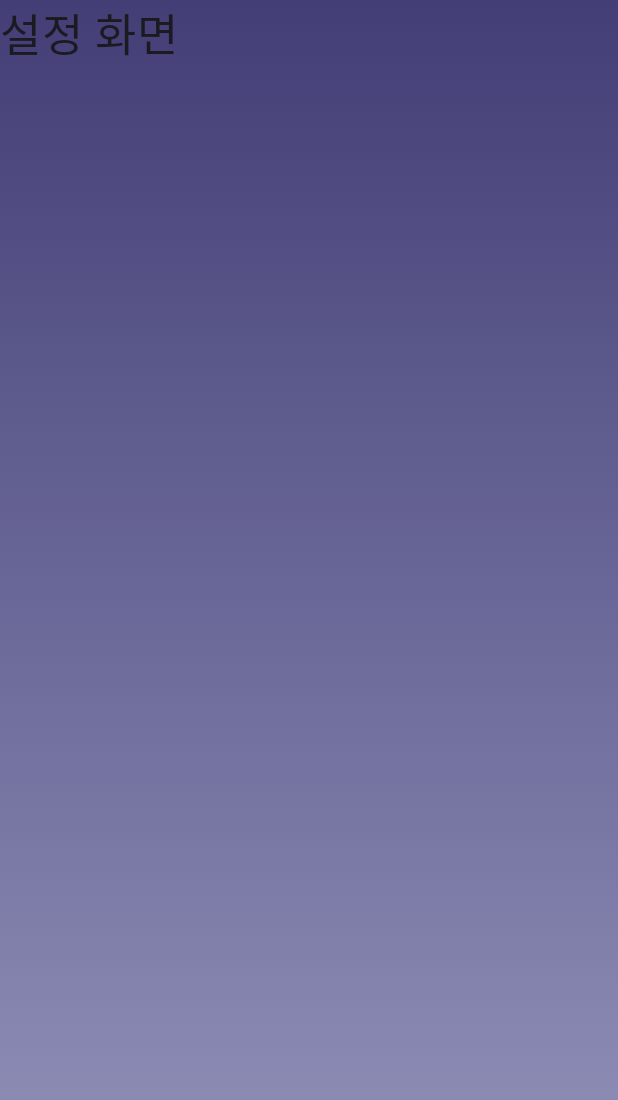
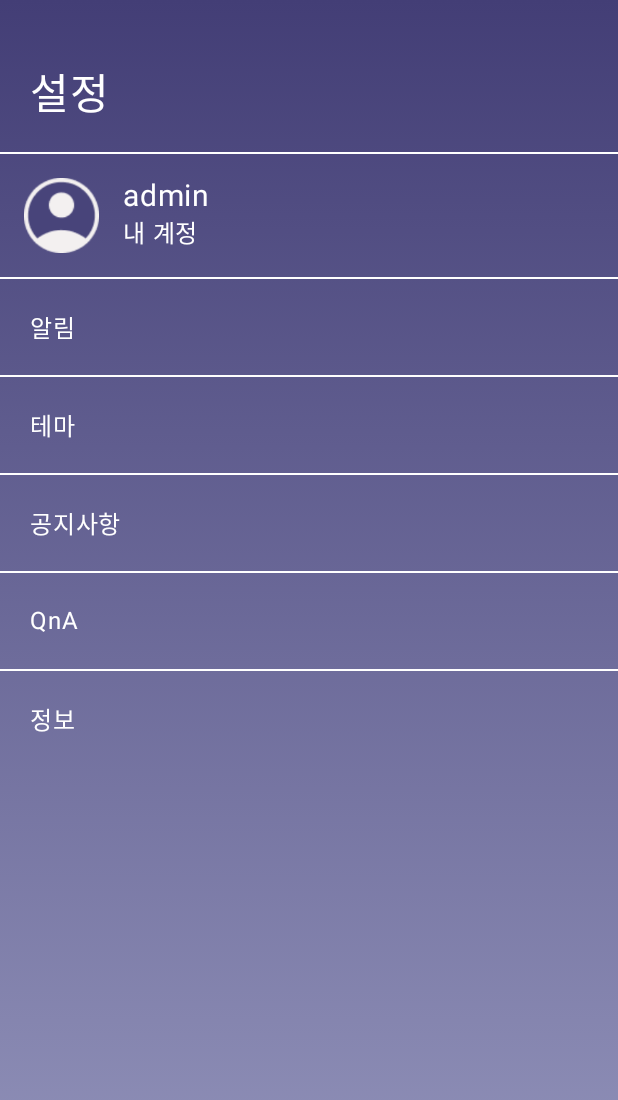
Before and after one commit to JNU-econovation/smool-AOS, an Android app built with Jetpack Compose: the composable SettingScreen shown on its own in the app's theme, on a phone screen of 412 x 824 dp. Shown: the top 1100 px of the screen. Run offline under Robolectric (Android 15) with nearby library versions, the phone set to English and light mode, and no system bars.

Commit message:
feat: 설정 화면 ui 구현

```diff
--- a/app/src/main/java/com/example/moodtraker/screen/SettingScreen.kt
+++ b/app/src/main/java/com/example/moodtraker/screen/SettingScreen.kt
@@ -1,14 +1,29 @@
 package com.example.moodtraker.screen
 
+import androidx.compose.foundation.Image
 import androidx.compose.foundation.background
 import androidx.compose.foundation.layout.Box
+import androidx.compose.foundation.layout.Column
+import androidx.compose.foundation.layout.Row
+import androidx.compose.foundation.layout.Spacer
 import androidx.compose.foundation.layout.fillMaxSize
+import androidx.compose.foundation.layout.height
+import androidx.compose.foundation.layout.padding
+import androidx.compose.foundation.layout.size
+import androidx.compose.foundation.layout.width
+import androidx.compose.material3.Divider
 import androidx.compose.material3.Text
 import androidx.compose.runtime.Composable
+import androidx.compose.ui.Alignment
 import androidx.compose.ui.Modifier
 import androidx.compose.ui.graphics.Brush
 import androidx.compose.ui.graphics.Color
+import androidx.compose.ui.res.painterResource
+import androidx.compose.ui.tooling.preview.Preview
+import androidx.compose.ui.unit.dp
 import androidx.compose.ui.unit.sp
+import com.example.moodtraker.R
+import com.example.moodtraker.ui.theme.MoodtrakerTheme
 
 
 @Composable
@@ -25,10 +40,63 @@ fun SettingScreen(){
                 )
             )
     ) {
-        Text(
-            text = "설정 화면",
-            fontSize = 30.sp
-        )
+        SettingContent()
     }
 
 }
+
+@Composable
+fun SettingContent() {
+
+    Column(
+
+        modifier = Modifier
+            .fillMaxSize()
+
+
+    ) {
+        Spacer(modifier = Modifier.height(20.dp))
+        Text(
+            text = "설정",
+            color = Color.White,
+            fontSize = 28.sp,
+            modifier = Modifier.padding(20.dp)
+        )
+        Divider(color = Color.White)
+        Row(
+
+            modifier = Modifier.padding(16.dp)
+        ) {
+            Image(
+                modifier = Modifier.size(50.dp),
+                painter = painterResource(id = R.drawable.personback),
+                contentDescription = "person"
+            )
+            Spacer(modifier = Modifier.width(16.dp))
+            Column() {
+                Text(text = "admin", color = Color.White, fontSize = 20.sp)
+                Text(text = "내 계정", color = Color.White)
+            }
+
+        }
+        Divider(color = Color.White)
+        Text(text = "알림", color = Color.White, modifier = Modifier.padding(20.dp))
+        Divider(color = Color.White)
+        Text(text = "테마", color = Color.White, modifier = Modifier.padding(20.dp))
+        Divider(color = Color.White)
+        Text(text = "공지사항", color = Color.White, modifier = Modifier.padding(20.dp))
+        Divider(color = Color.White)
+        Text(text = "QnA", color = Color.White, modifier = Modifier.padding(20.dp))
+        Divider(color = Color.White)
+        Text(text = "정보", color = Color.White, modifier = Modifier.padding(20.dp))
+    }
+}
+
+
+@Preview(showBackground = true)
+@Composable
+fun SettingScreenPreview() {
+    MoodtrakerTheme {
+        SettingScreen()
+    }
+}
```
